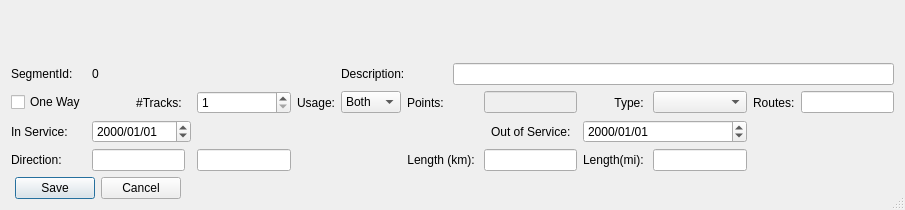
Qt form mapper_app/ui/editsegmentdialog.ui (allenck/mapper) before a commit.
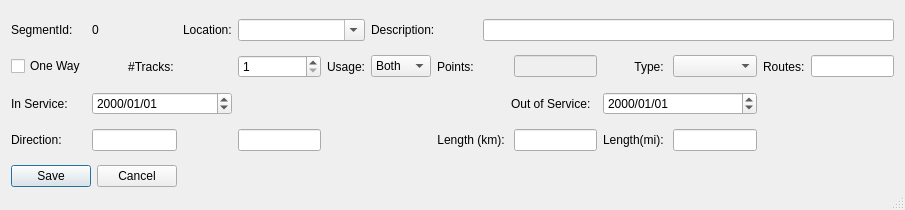
The same form after that commit. Custom widgets are drawn as their Qt base class.

```diff
--- a/mapper_app/ui/editsegmentdialog.ui
+++ b/mapper_app/ui/editsegmentdialog.ui
@@ -17,68 +17,45 @@
    <bool>true</bool>
   </property>
   <layout class="QGridLayout" name="gridLayout">
-   <item row="0" column="0" colspan="13">
-    <widget class="SegmentSelectionWidget" name="ssw" native="true"/>
-   </item>
-   <item row="1" column="0">
-    <widget class="QLabel" name="label">
-     <property name="text">
-      <string>SegmentId:</string>
-     </property>
-    </widget>
-   </item>
-   <item row="1" column="1">
-    <widget class="QLabel" name="label_segmentId">
-     <property name="text">
-      <string>0</string>
-     </property>
-    </widget>
-   </item>
-   <item row="1" column="5" colspan="2">
-    <widget class="QLabel" name="label_2">
-     <property name="text">
-      <string>Description:</string>
-     </property>
-    </widget>
-   </item>
-   <item row="1" column="7" colspan="6">
-    <widget class="QLineEdit" name="txtDescription"/>
-   </item>
    <item row="2" column="0">
-    <widget class="QCheckBox" name="chkOneWay">
+    <widget class="QLabel" name="label_5">
      <property name="text">
-      <string>One Way</string>
+      <string>In Service:</string>
      </property>
     </widget>
    </item>
-   <item row="2" column="1">
-    <widget class="QLabel" name="label_3">
-     <property name="text">
-      <string>#Tracks: </string>
+   <item row="3" column="3">
+    <widget class="QLineEdit" name="txtBearing">
+     <property name="readOnly">
+      <bool>true</bool>
      </property>
-     <property name="alignment">
-      <set>Qt::AlignRight|Qt::AlignTrailing|Qt::AlignVCenter</set>
-     </property>
     </widget>
    </item>
-   <item row="2" column="3">
-    <widget class="QSpinBox" name="sbTracks">
-     <property name="minimum">
-      <number>1</number>
-     </property>
-     <property name="maximum">
-      <number>2</number>
-     </property>
-    </widget>
-   </item>
-   <item row="2" column="4">
+   <item row="1" column="4">
     <widget class="QLabel" name="usageLabel">
      <property name="text">
       <string>Usage:</string>
      </property>
     </widget>
    </item>
-   <item row="2" column="5">
+   <item row="1" column="0">
+    <widget class="QCheckBox" name="chkOneWay">
+     <property name="text">
+      <string>One Way</string>
+     </property>
+    </widget>
+   </item>
+   <item row="1" column="9">
+    <widget class="QLabel" name="label_4">
+     <property name="text">
+      <string>Type: </string>
+     </property>
+     <property name="alignment">
+      <set>Qt::AlignRight|Qt::AlignTrailing|Qt::AlignVCenter</set>
+     </property>
+    </widget>
+   </item>
+   <item row="1" column="5">
     <widget class="QComboBox" name="trackUsage">
      <item>
       <property name="text">
@@ -97,109 +74,58 @@
      </item>
     </widget>
    </item>
-   <item row="2" column="6">
-    <widget class="QLabel" name="label_9">
-     <property name="text">
-      <string>Points: </string>
-     </property>
-     <property name="alignment">
-      <set>Qt::AlignRight|Qt::AlignTrailing|Qt::AlignVCenter</set>
-     </property>
-    </widget>
-   </item>
-   <item row="2" column="8">
-    <widget class="QLineEdit" name="txtPoints">
-     <property name="enabled">
-      <bool>false</bool>
-     </property>
-     <property name="readOnly">
-      <bool>true</bool>
-     </property>
-    </widget>
-   </item>
-   <item row="2" column="9">
-    <widget class="QLabel" name="label_4">
-     <property name="text">
-      <string>Type: </string>
-     </property>
-     <property name="alignment">
-      <set>Qt::AlignRight|Qt::AlignTrailing|Qt::AlignVCenter</set>
-     </property>
-    </widget>
-   </item>
-   <item row="2" column="10">
-    <widget class="QComboBox" name="cbRouteType"/>
-   </item>
-   <item row="2" column="11">
+   <item row="1" column="11">
     <widget class="QLabel" name="label_11">
      <property name="text">
       <string>Routes:</string>
      </property>
     </widget>
    </item>
-   <item row="2" column="12">
-    <widget class="QLineEdit" name="txtRoutes">
-     <property name="toolTip">
-      <string>Number of routes using this segment.</string>
-     </property>
-     <property name="readOnly">
-      <bool>true</bool>
-     </property>
-    </widget>
-   </item>
-   <item row="3" column="0">
-    <widget class="QLabel" name="label_5">
+   <item row="1" column="1">
+    <widget class="QLabel" name="label_3">
      <property name="text">
-      <string>In Service:</string>
+      <string>#Tracks: </string>
      </property>
+     <property name="alignment">
+      <set>Qt::AlignRight|Qt::AlignTrailing|Qt::AlignVCenter</set>
+     </property>
     </widget>
    </item>
-   <item row="3" column="1" colspan="2">
+   <item row="3" column="10">
+    <widget class="QLineEdit" name="txtMiles">
+     <property name="readOnly">
+      <bool>true</bool>
+     </property>
+    </widget>
+   </item>
+   <item row="1" column="8">
+    <widget class="QLineEdit" name="txtPoints">
+     <property name="enabled">
+      <bool>false</bool>
+     </property>
+     <property name="readOnly">
+      <bool>true</bool>
+     </property>
+    </widget>
+   </item>
+   <item row="2" column="1" colspan="2">
     <widget class="QDateEdit" name="dtBegin">
      <property name="displayFormat">
       <string>yyyy/MM/dd</string>
      </property>
     </widget>
    </item>
-   <item row="3" column="6" colspan="3">
-    <widget class="QLabel" name="label_6">
-     <property name="text">
-      <string>Out of Service:  </string>
+   <item row="1" column="3">
+    <widget class="QSpinBox" name="sbTracks">
+     <property name="minimum">
+      <number>1</number>
      </property>
-     <property name="alignment">
-      <set>Qt::AlignRight|Qt::AlignTrailing|Qt::AlignVCenter</set>
+     <property name="maximum">
+      <number>2</number>
      </property>
     </widget>
    </item>
-   <item row="3" column="9" colspan="2">
-    <widget class="QDateEdit" name="dtEnd">
-     <property name="displayFormat">
-      <string>yyyy/MM/dd</string>
-     </property>
-    </widget>
-   </item>
-   <item row="4" column="0">
-    <widget class="QLabel" name="label_10">
-     <property name="text">
-      <string>Direction:</string>
-     </property>
-    </widget>
-   </item>
-   <item row="4" column="1">
-    <widget class="QLineEdit" name="txtDirection">
-     <property name="readOnly">
-      <bool>true</bool>
-     </property>
-    </widget>
-   </item>
-   <item row="4" column="3">
-    <widget class="QLineEdit" name="txtBearing">
-     <property name="readOnly">
-      <bool>true</bool>
-     </property>
-    </widget>
-   </item>
-   <item row="4" column="6" colspan="2">
+   <item row="3" column="6" colspan="2">
     <widget class="QLabel" name="label_7">
      <property name="text">
       <string>Length (km): </string>
@@ -209,31 +135,7 @@
      </property>
     </widget>
    </item>
-   <item row="4" column="8">
-    <widget class="QLineEdit" name="txtKm">
-     <property name="readOnly">
-      <bool>false</bool>
-     </property>
-    </widget>
-   </item>
-   <item row="4" column="9">
-    <widget class="QLabel" name="label_8">
-     <property name="text">
-      <string>Length(mi): </string>
-     </property>
-     <property name="alignment">
-      <set>Qt::AlignRight|Qt::AlignTrailing|Qt::AlignVCenter</set>
-     </property>
-    </widget>
-   </item>
-   <item row="4" column="10">
-    <widget class="QLineEdit" name="txtMiles">
-     <property name="readOnly">
-      <bool>true</bool>
-     </property>
-    </widget>
-   </item>
-   <item row="4" column="11">
+   <item row="3" column="11">
     <spacer name="horizontalSpacer">
      <property name="orientation">
       <enum>Qt::Horizontal</enum>
@@ -246,7 +148,58 @@
      </property>
     </spacer>
    </item>
-   <item row="5" column="0" colspan="2">
+   <item row="0" column="1">
+    <widget class="QLabel" name="label_segmentId">
+     <property name="text">
+      <string>0</string>
+     </property>
+    </widget>
+   </item>
+   <item row="2" column="9" colspan="2">
+    <widget class="QDateEdit" name="dtEnd">
+     <property name="displayFormat">
+      <string>yyyy/MM/dd</string>
+     </property>
+    </widget>
+   </item>
+   <item row="0" column="7" colspan="6">
+    <widget class="QLineEdit" name="txtDescription"/>
+   </item>
+   <item row="3" column="8">
+    <widget class="QLineEdit" name="txtKm">
+     <property name="readOnly">
+      <bool>false</bool>
+     </property>
+    </widget>
+   </item>
+   <item row="1" column="10">
+    <widget class="QComboBox" name="cbRouteType"/>
+   </item>
+   <item row="1" column="6">
+    <widget class="QLabel" name="label_9">
+     <property name="text">
+      <string>Points: </string>
+     </property>
+     <property name="alignment">
+      <set>Qt::AlignRight|Qt::AlignTrailing|Qt::AlignVCenter</set>
+     </property>
+    </widget>
+   </item>
+   <item row="3" column="1">
+    <widget class="QLineEdit" name="txtDirection">
+     <property name="readOnly">
+      <bool>true</bool>
+     </property>
+    </widget>
+   </item>
+   <item row="0" column="5" colspan="2">
+    <widget class="QLabel" name="label_2">
+     <property name="text">
+      <string>Description:</string>
+     </property>
+    </widget>
+   </item>
+   <item row="4" column="0" colspan="2">
     <widget class="QDialogButtonBox" name="buttonBox">
      <property name="orientation">
       <enum>Qt::Horizontal</enum>
@@ -259,16 +212,66 @@
      </property>
     </widget>
    </item>
+   <item row="2" column="6" colspan="3">
+    <widget class="QLabel" name="label_6">
+     <property name="text">
+      <string>Out of Service:  </string>
+     </property>
+     <property name="alignment">
+      <set>Qt::AlignRight|Qt::AlignTrailing|Qt::AlignVCenter</set>
+     </property>
+    </widget>
+   </item>
+   <item row="3" column="0">
+    <widget class="QLabel" name="label_10">
+     <property name="text">
+      <string>Direction:</string>
+     </property>
+    </widget>
+   </item>
+   <item row="3" column="9">
+    <widget class="QLabel" name="label_8">
+     <property name="text">
+      <string>Length(mi): </string>
+     </property>
+     <property name="alignment">
+      <set>Qt::AlignRight|Qt::AlignTrailing|Qt::AlignVCenter</set>
+     </property>
+    </widget>
+   </item>
+   <item row="1" column="12">
+    <widget class="QLineEdit" name="txtRoutes">
+     <property name="toolTip">
+      <string>Number of routes using this segment.</string>
+     </property>
+     <property name="readOnly">
+      <bool>true</bool>
+     </property>
+    </widget>
+   </item>
+   <item row="0" column="0">
+    <widget class="QLabel" name="label">
+     <property name="text">
+      <string>SegmentId:</string>
+     </property>
+    </widget>
+   </item>
+   <item row="0" column="2">
+    <widget class="QLabel" name="label_12">
+     <property name="text">
+      <string>Location:</string>
+     </property>
+    </widget>
+   </item>
+   <item row="0" column="3" colspan="2">
+    <widget class="QComboBox" name="cbLocation">
+     <property name="editable">
+      <bool>true</bool>
+     </property>
+    </widget>
+   </item>
   </layout>
  </widget>
- <customwidgets>
-  <customwidget>
-   <class>SegmentSelectionWidget</class>
-   <extends>QWidget</extends>
-   <header>segmentselectionwidget.h</header>
-   <container>1</container>
-  </customwidget>
- </customwidgets>
  <tabstops>
   <tabstop>chkOneWay</tabstop>
   <tabstop>sbTracks</tabstop>
```
